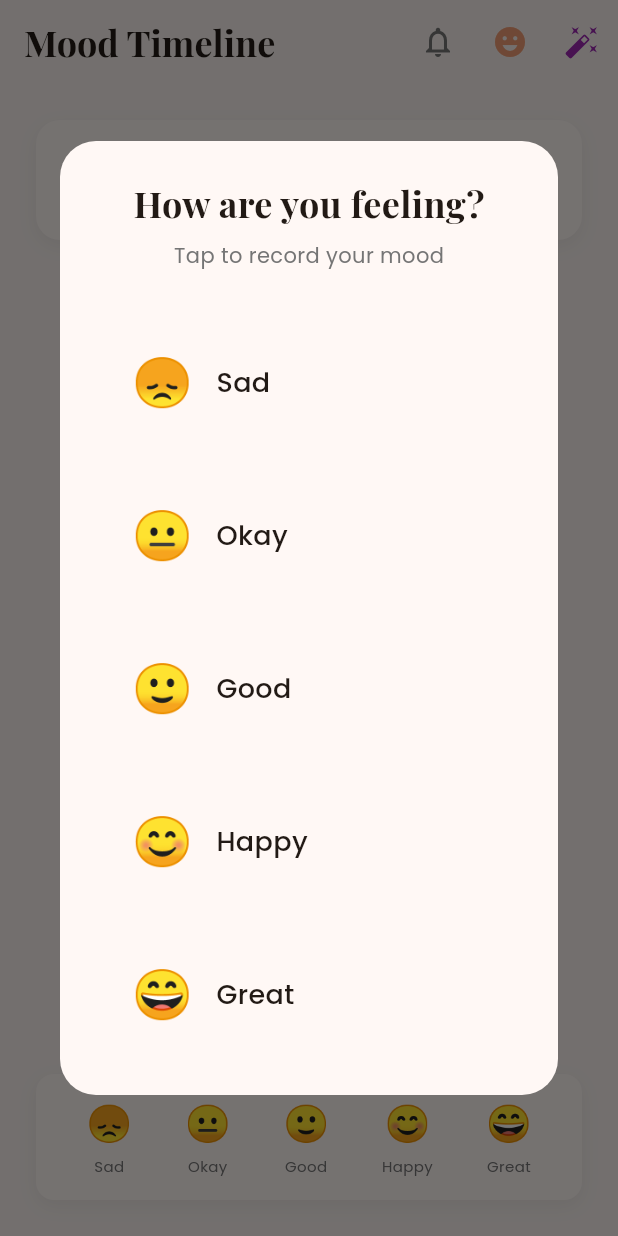
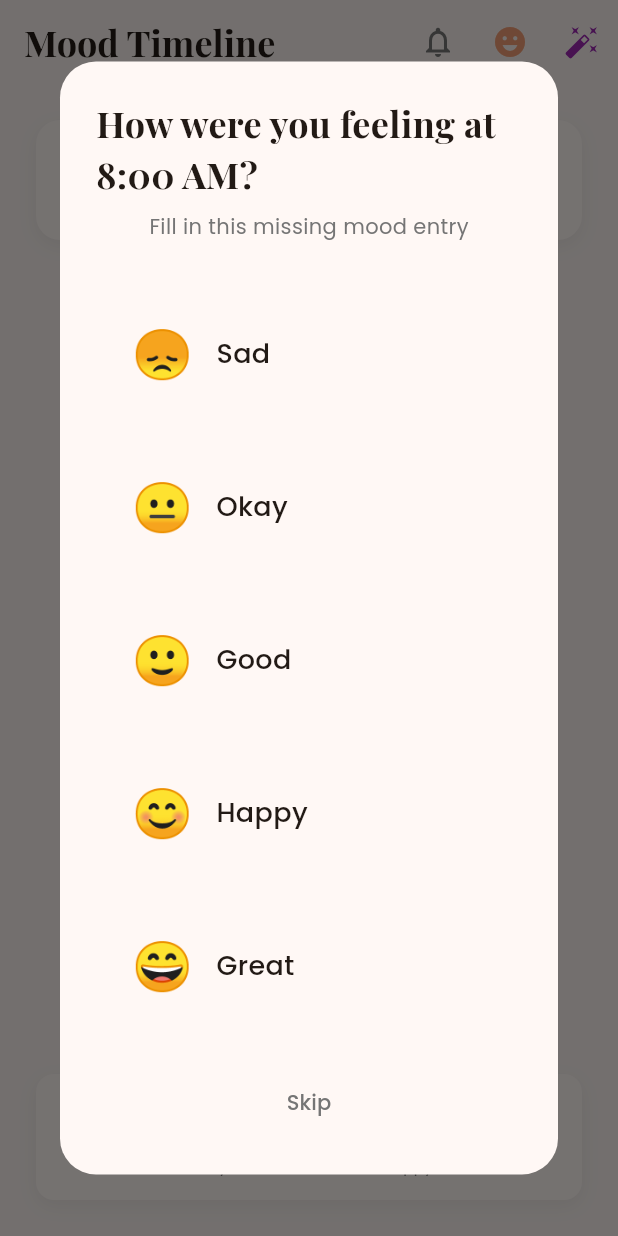
Before and after one commit to gautamk01/Tiko-Mindful-Journal-app, a Flutter app: the MoodChartPage screen opened directly, after a tap on the "emoji emotions" icon, on a phone screen of 412 x 824 dp. Run offline on Flutter 3.47's test engine with Material 3 defaults, Android fonts, the phone set to English and light mode, and no system bars; our stand-ins replace file_picker, fl_chart, flutter_local_notifications, google_fonts, hive, hive_flutter and 2 more; accounts and stored records are empty.

Commit message:
-  Made some changes in the Mood chart - Made some improvement in the Chart analysis and notification - A dialog box will be generated , if user missed an Hour

```diff
--- a/lib/main.dart
+++ b/lib/main.dart
@@ -30,9 +30,13 @@ Future<void> main() async {
   // Initialize Database BEFORE app runs to avoid LateInitializationError
   await DatabaseService().init();
 
-  // Initialize notification service in background after app starts
-  Future.delayed(const Duration(milliseconds: 100), () {
-    NotificationService().initialize();
+  // Initialize notification service and schedule hourly notifications
+  Future.delayed(const Duration(milliseconds: 100), () async {
+    final notificationService = NotificationService();
+    await notificationService.initialize();
+
+    // Schedule hourly mood check notifications (8 AM - 10 PM)
+    await notificationService.scheduleHourlyMoodChecks();
   });
 
   runApp(const MyApp());
--- a/lib/pages/mood_chart_page.dart
+++ b/lib/pages/mood_chart_page.dart
@@ -26,6 +26,11 @@ class _MoodChartPageState extends State<MoodChartPage>
     _loadMoods();
     // Initialize notifications lazily when actually used
     WidgetsBinding.instance.addObserver(this);
+
+    // Check for missing mood entries after build completes
+    WidgetsBinding.instance.addPostFrameCallback((_) {
+      _checkMissingMoods();
+    });
   }
 
   @override
@@ -46,6 +51,34 @@ class _MoodChartPageState extends State<MoodChartPage>
     setState(() {
       _moods = _db.getHourlyMoodsForDate(_selectedDate);
     });
+  }
+
+  /// Check for missing mood entries and prompt user sequentially
+  Future<void> _checkMissingMoods() async {
+    // Only check for today's missing moods
+    final now = DateTime.now();
+    if (_selectedDate.year != now.year ||
+        _selectedDate.month != now.month ||
+        _selectedDate.day != now.day) {
+      return; // Not viewing today, skip check
+    }
+
+    final missingHours = NotificationService().getMissingMoodHours();
+
+    // Show dialog for each missing hour sequentially
+    for (final hour in missingHours) {
+      final result = await showDialog(
+        context: context,
+        barrierDismissible: false, // Must choose mood or skip
+        builder: (context) => MoodSelectorDialog(hour: hour),
+      );
+
+      // If dialog was dismissed (skipped), continue to next
+      if (result == null) continue;
+
+      // Reload moods after each entry
+      _loadMoods();
+    }
   }
 
   void _changeDate(int days) {
--- a/lib/services/database_service.dart
+++ b/lib/services/database_service.dart
@@ -158,6 +158,11 @@ class DatabaseService {
     }).toList()..sort((a, b) => a.timestamp.compareTo(b.timestamp));
   }
 
+  /// Get all mood entries for today
+  List<HourlyMood> getMoodEntriesForToday() {
+    return getHourlyMoodsForDate(DateTime.now());
+  }
+
   List<HourlyMood> getAllHourlyMoods() {
     final box = Hive.box<HourlyMood>('hourly_moods');
     return box.values.toList();
--- a/lib/services/notification_service.dart
+++ b/lib/services/notification_service.dart
@@ -187,6 +187,28 @@ class NotificationService {
     );
   }
 
+  /// Get list of hours (8-22) that have passed today but don't have mood entries
+  List<int> getMissingMoodHours() {
+    final now = DateTime.now();
+    final currentHour = now.hour;
+    final todaysMoods = _db.getMoodEntriesForToday();
+
+    // Get hours that already have mood entries
+    final recordedHours = todaysMoods
+        .map((mood) => mood.timestamp.hour)
+        .toSet();
+
+    // Check which hours from 8 AM to current hour (inclusive) are missing
+    final missingHours = <int>[];
+    for (int hour = 8; hour <= 22 && hour <= currentHour; hour++) {
+      if (!recordedHours.contains(hour)) {
+        missingHours.add(hour);
+      }
+    }
+
+    return missingHours;
+  }
+
   /// Cancel all scheduled notifications
   Future<void> cancelAll() async {
     await _notifications.cancelAll();
--- a/lib/widgets/mood_selector_dialog.dart
+++ b/lib/widgets/mood_selector_dialog.dart
@@ -4,10 +4,23 @@ import 'package:tracking_app/models/hourly_mood.dart';
 import 'package:tracking_app/services/database_service.dart';
 
 class MoodSelectorDialog extends StatelessWidget {
-  const MoodSelectorDialog({super.key});
+  final int? hour; // Optional hour for backdated mood entry
+
+  const MoodSelectorDialog({super.key, this.hour});
 
   @override
   Widget build(BuildContext context) {
+    String title = 'How are you feeling?';
+    String subtitle = 'Tap to record your mood';
+
+    // If hour is provided, show specific time in title
+    if (hour != null) {
+      final period = hour! >= 12 ? 'PM' : 'AM';
+      final displayHour = hour! > 12 ? hour! - 12 : (hour! == 0 ? 12 : hour!);
+      title = 'How were you feeling at $displayHour:00 $period?';
+      subtitle = 'Fill in this missing mood entry';
+    }
+
     return Dialog(
       backgroundColor: Colors.transparent,
       child: Container(
@@ -20,7 +33,7 @@ class MoodSelectorDialog extends StatelessWidget {
           mainAxisSize: MainAxisSize.min,
           children: [
             Text(
-              'How are you feeling?',
+              title,
               style: GoogleFonts.playfairDisplay(
                 fontSize: 24,
                 fontWeight: FontWeight.bold,
@@ -31,7 +44,7 @@ class MoodSelectorDialog extends StatelessWidget {
             ),
             const SizedBox(height: 8),
             Text(
-              'Tap to record your mood',
+              subtitle,
               style: GoogleFonts.poppins(
                 fontSize: 14,
                 color: Colors.grey.shade600,
@@ -49,6 +62,21 @@ class MoodSelectorDialog extends StatelessWidget {
             _buildMoodButton(context, '😊', 'Happy', 4),
             const SizedBox(height: 16),
             _buildMoodButton(context, '😄', 'Great', 5),
+
+            // Show Skip button when backdating
+            if (hour != null) ...[
+              const SizedBox(height: 24),
+              TextButton(
+                onPressed: () => Navigator.of(context).pop(),
+                child: Text(
+                  'Skip',
+                  style: GoogleFonts.poppins(
+                    color: Colors.grey.shade600,
+                    fontSize: 14,
+                  ),
+                ),
+              ),
+            ],
           ],
         ),
       ),
@@ -66,10 +94,19 @@ class MoodSelectorDialog extends StatelessWidget {
       borderRadius: BorderRadius.circular(16),
       child: InkWell(
         onTap: () async {
+          // Create timestamp - use provided hour if backdating, otherwise use current time
+          DateTime timestamp;
+          if (hour != null) {
+            final now = DateTime.now();
+            timestamp = DateTime(now.year, now.month, now.day, hour!);
+          } else {
+            timestamp = DateTime.now();
+          }
+
           // Save mood
           final mood = HourlyMood(
-            id: DateTime.now().millisecondsSinceEpoch.toString(),
-            timestamp: DateTime.now(),
+            id: timestamp.millisecondsSinceEpoch.toString(),
+            timestamp: timestamp,
             mood: value,
           );
 
```
